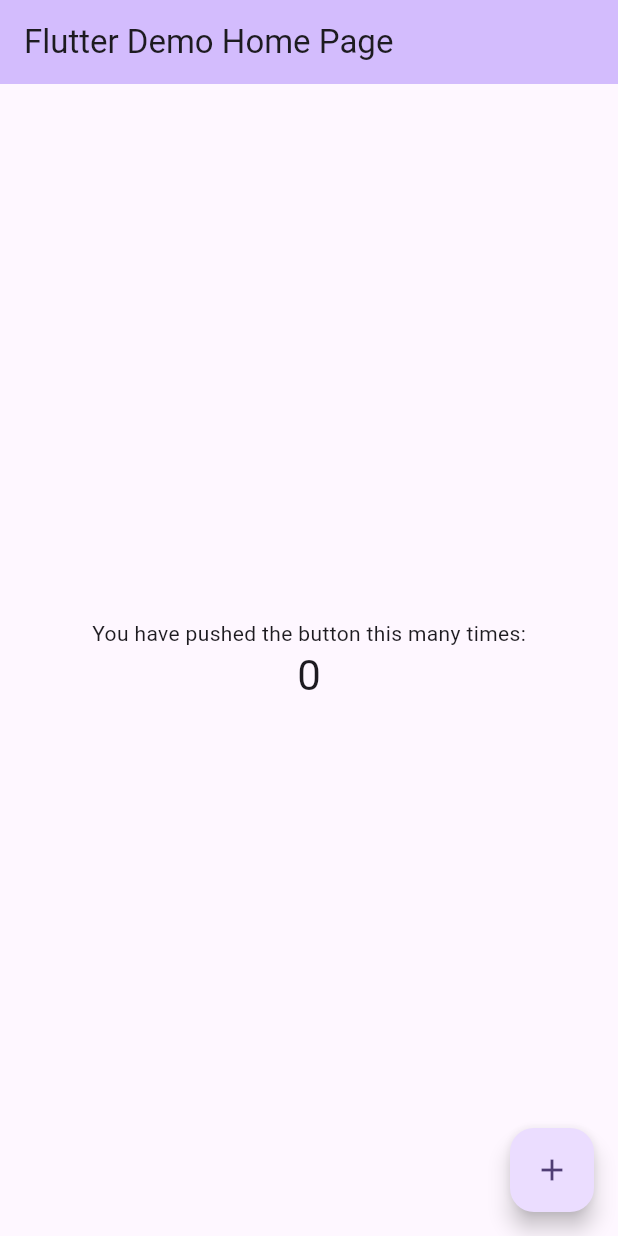
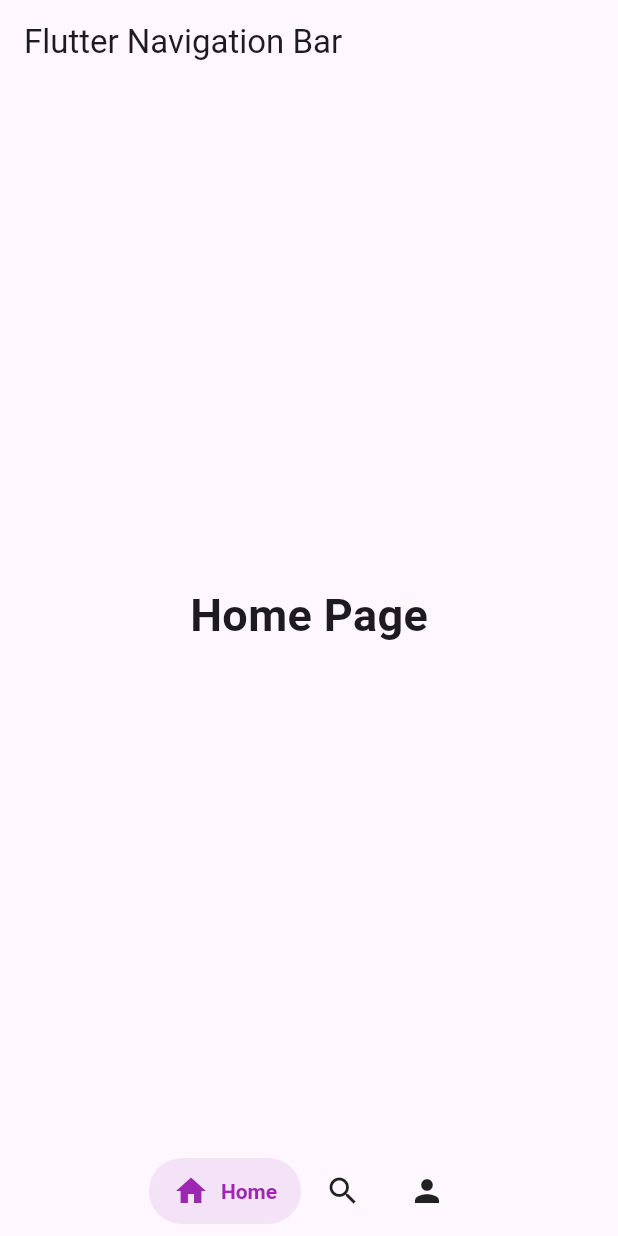
Before and after one commit to PartthK/Purdue-Social-Media-App, a Flutter app: the screen it shows after launch, on a phone screen of 412 x 824 dp. Run offline on Flutter 3.47's test engine with Material 3 defaults, Android fonts, the phone set to English and light mode, and no system bars; drawn by our look-alikes of salomon_bottom_bar.

Commit message:
implemented basic navigation in navigation.dart, using solomon.

```diff
--- a/lib/main.dart
+++ b/lib/main.dart
@@ -1,4 +1,5 @@
 import 'package:flutter/material.dart';
+import 'navigation.dart';  // Add this import
 
 void main() {
   runApp(const MyApp());
@@ -7,119 +8,15 @@ void main() {
 class MyApp extends StatelessWidget {
   const MyApp({super.key});
 
-  // This widget is the root of your application.
   @override
   Widget build(BuildContext context) {
     return MaterialApp(
       title: 'Flutter Demo',
       theme: ThemeData(
-        // This is the theme of your application.
-        //
-        // TRY THIS: Try running your application with "flutter run". You'll see
-        // the application has a purple toolbar. Then, without quitting the app,
-        // try changing the seedColor in the colorScheme below to Colors.green
-        // and then invoke "hot reload" (save your changes or press the "hot
-        // reload" button in a Flutter-supported IDE, or press "r" if you used
-        // the command line to start the app).
-        //
-        // Notice that the counter didn't reset back to zero; the application
-        // state is not lost during the reload. To reset the state, use hot
-        // restart instead.
-        //
-        // This works for code too, not just values: Most code changes can be
-        // tested with just a hot reload.
         colorScheme: ColorScheme.fromSeed(seedColor: Colors.deepPurple),
         useMaterial3: true,
       ),
-      home: const MyHomePage(title: 'Flutter Demo Home Page'),
+      home: NavigationPage(),  // Use NavigationPage here
     );
   }
 }
-
-class MyHomePage extends StatefulWidget {
-  const MyHomePage({super.key, required this.title});
-
-  // This widget is the home page of your application. It is stateful, meaning
-  // that it has a State object (defined below) that contains fields that affect
-  // how it looks.
-
-  // This class is the configuration for the state. It holds the values (in this
-  // case the title) provided by the parent (in this case the App widget) and
-  // used by the build method of the State. Fields in a Widget subclass are
-  // always marked "final".
-
-  final String title;
-
-  @override
-  State<MyHomePage> createState() => _MyHomePageState();
-}
-
-class _MyHomePageState extends State<MyHomePage> {
-  int _counter = 0;
-
-  void _incrementCounter() {
-    setState(() {
-      // This call to setState tells the Flutter framework that something has
-      // changed in this State, which causes it to rerun the build method below
-      // so that the display can reflect the updated values. If we changed
-      // _counter without calling setState(), then the build method would not be
-      // called again, and so nothing would appear to happen.
-      _counter++;
-    });
-  }
-
-  @override
-  Widget build(BuildContext context) {
-    // This method is rerun every time setState is called, for instance as done
-    // by the _incrementCounter method above.
-    //
-    // The Flutter framework has been optimized to make rerunning build methods
-    // fast, so that you can just rebuild anything that needs updating rather
-    // than having to individually change instances of widgets.
-    return Scaffold(
-      appBar: AppBar(
-        // TRY THIS: Try changing the color here to a specific color (to
-        // Colors.amber, perhaps?) and trigger a hot reload to see the AppBar
-        // change color while the other colors stay the same.
-        backgroundColor: Theme.of(context).colorScheme.inversePrimary,
-        // Here we take the value from the MyHomePage object that was created by
-        // the App.build method, and use it to set our appbar title.
-        title: Text(widget.title),
-      ),
-      body: Center(
-        // Center is a layout widget. It takes a single child and positions it
-        // in the middle of the parent.
-        child: Column(
-          // Column is also a layout widget. It takes a list of children and
-          // arranges them vertically. By default, it sizes itself to fit its
-          // children horizontally, and tries to be as tall as its parent.
-          //
-          // Column has various properties to control how it sizes itself and
-          // how it positions its children. Here we use mainAxisAlignment to
-          // center the children vertically; the main axis here is the vertical
-          // axis because Columns are vertical (the cross axis would be
-          // horizontal).
-          //
-          // TRY THIS: Invoke "debug painting" (choose the "Toggle Debug Paint"
-          // action in the IDE, or press "p" in the console), to see the
-          // wireframe for each widget.
-          mainAxisAlignment: MainAxisAlignment.center,
-          children: <Widget>[
-            const Text(
-              'You have pushed the button this many times:',
-            ),
-            Text(
-              '$_counter',
-              style: Theme.of(context).textTheme.headlineMedium,
-            ),
-          ],
-        ),
-      ),
-      floatingActionButton: FloatingActionButton(
-        onPressed: _incrementCounter,
-        tooltip: 'Increment',
-        child: const Icon(Icons.add),
-      ), // This trailing comma makes auto-formatting nicer for build methods.
-    );
-  }
-}
--- /dev/null
+++ b/lib/navigation.dart
@@ -0,0 +1,60 @@
+import 'package:flutter/material.dart';
+import 'package:salomon_bottom_bar/salomon_bottom_bar.dart';
+
+class NavigationPage extends StatefulWidget {
+  @override
+  _NavigationPageState createState() => _NavigationPageState();
+}
+
+class _NavigationPageState extends State<NavigationPage> {
+  int _currentIndex = 0;
+
+  static const List<Widget> _pages = <Widget>[
+    Center(child: Text('Home Page', style: TextStyle(fontSize: 30, fontWeight: FontWeight.bold))),
+    Center(child: Text('Search Page', style: TextStyle(fontSize: 30, fontWeight: FontWeight.bold))),
+    Center(child: Text('Profile Page', style: TextStyle(fontSize: 30, fontWeight: FontWeight.bold))),
+  ];
+
+  @override
+  Widget build(BuildContext context) {
+    return Scaffold(
+      appBar: AppBar(
+        title: const Text('Flutter Navigation Bar'),
+      ),
+      body: _pages[_currentIndex],
+      bottomNavigationBar: Padding(
+        padding: const EdgeInsets.symmetric(horizontal: 30.0),  // Adjust padding as needed
+        child: Row(
+          mainAxisAlignment: MainAxisAlignment.spaceEvenly,  // Center the items
+          children: [
+            SalomonBottomBar(
+              currentIndex: _currentIndex,
+              onTap: (index) {
+                setState(() {
+                  _currentIndex = index;
+                });
+              },
+              items: [
+                SalomonBottomBarItem(
+                  icon: Icon(Icons.home),
+                  title: Text('Home'),
+                  selectedColor: Colors.purple,
+                ),
+                SalomonBottomBarItem(
+                  icon: Icon(Icons.search),
+                  title: Text('Search'),
+                  selectedColor: Colors.orange,
+                ),
+                SalomonBottomBarItem(
+                  icon: Icon(Icons.person),
+                  title: Text('Profile'),
+                  selectedColor: Colors.teal,
+                ),
+              ],
+            ),
+          ],
+        ),
+      ),
+    );
+  }
+}
--- a/pubspec.yaml
+++ b/pubspec.yaml
@@ -30,6 +30,7 @@ environment:
 dependencies:
   flutter:
     sdk: flutter
+  salomon_bottom_bar: ^3.3.2
 
 
   # The following adds the Cupertino Icons font to your application.
@@ -45,7 +46,7 @@ dev_dependencies:
   # activated in the `analysis_options.yaml` file located at the root of your
   # package. See that file for information about deactivating specific lint
   # rules and activating additional ones.
-  flutter_lints: ^3.0.0
+  flutter_lints: ^4.0.0
 
 # For information on the generic Dart part of this file, see the
 # following page: https://dart.dev/tools/pub/pubspec
```
Also changed, not shown: pubspec.lock.
